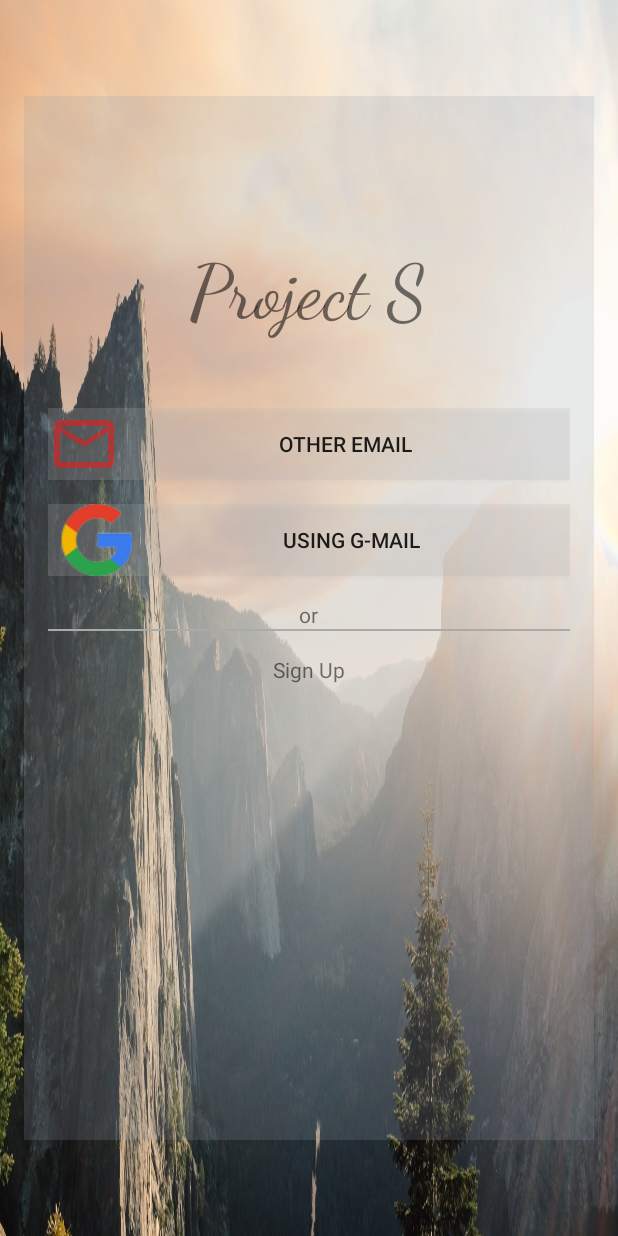
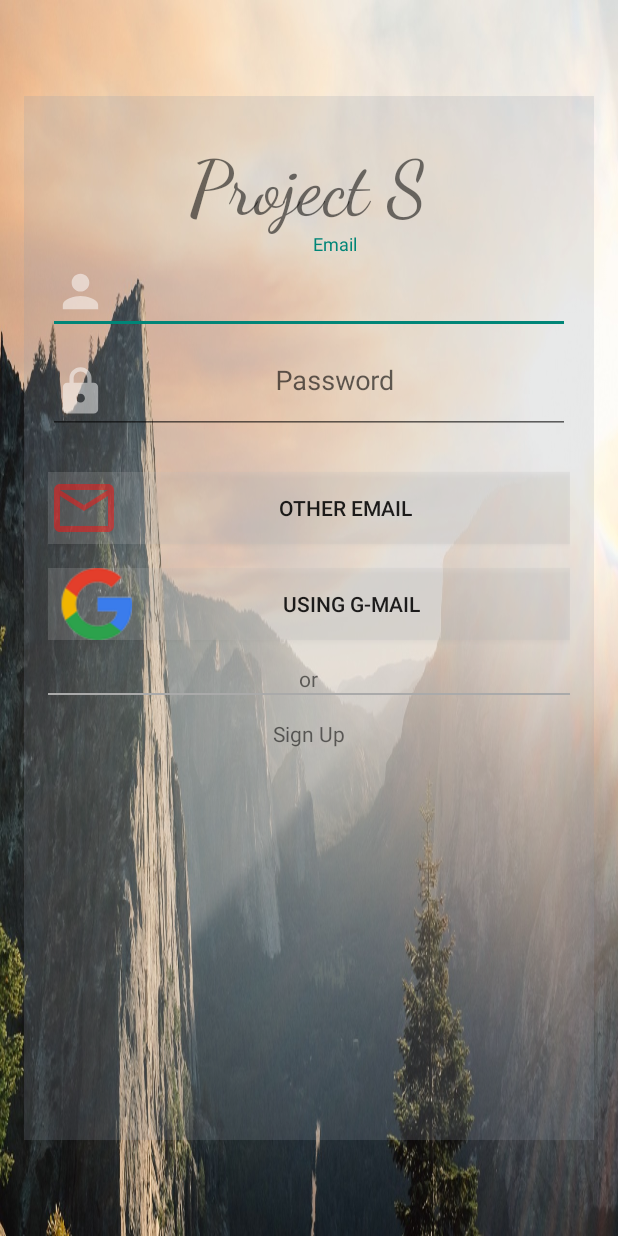
Before and after one commit to NgakaMafona/ProjectS, an Android app: the screen it shows after launch (SignInActivity), on a phone screen of 412 x 824 dp. Run offline under Robolectric (Android 15) with nearby library versions, the phone set to English and light mode, and no system bars.

```diff
--- a/app/src/main/res/layout/fragment_sign_in.xml
+++ b/app/src/main/res/layout/fragment_sign_in.xml
@@ -25,7 +25,7 @@
             android:text="@string/app_name"
             android:layout_width="wrap_content"
             android:layout_height="wrap_content"
-            android:layout_marginTop="85dp"
+            android:layout_marginTop="16dp"
             android:id="@+id/tv_title"
             android:fontFamily="cursive"
             android:textSize="50dp"
@@ -46,8 +46,7 @@
                 android:gravity="center_horizontal"
                 android:layout_below="@+id/btn_email_sign_in"
                 android:layout_alignParentStart="true"
-                android:layout_marginTop="18dp"
-                android:visibility="gone"/>
+                android:layout_marginTop="18dp"/>
 
         </android.support.design.widget.TextInputLayout>
 
@@ -65,8 +64,7 @@
                 android:hint="@string/edt_sign_in_password"
                 android:gravity="center_horizontal"
                 android:layout_below="@+id/edt_sign_in_email"
-                android:layout_alignParentStart="true"
-                android:visibility="gone"/>
+                android:layout_alignParentStart="true"/>
 
         </android.support.design.widget.TextInputLayout>
 
@@ -114,18 +112,6 @@
             android:clickable="true"
             android:paddingTop="16dp"/>
 
-        <Button
-            android:id="@+id/btn_email_sign_up"
-            android:drawableLeft="@drawable/ic_add_48dp"
-            android:text="@string/btn_email_sign_up"
-            android:layout_width="match_parent"
-            android:layout_height="wrap_content"
-            android:paddingLeft="8dp"
-            android:background="@color/colorButtonBackground"
-            android:layout_marginTop="16dp"
-            android:layout_alignParentStart="true"
-            android:visibility="gone"/>
-
     </LinearLayout>
 
 </FrameLayout>
```
Also changed, not shown: app/src/main/java/layout/SignUp.java (+5 -3 lines).
